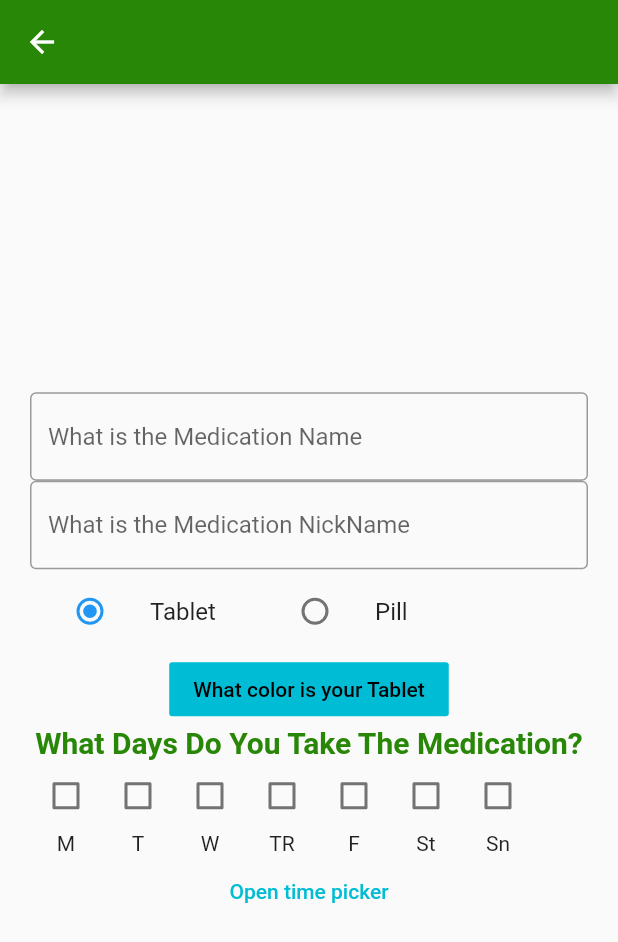
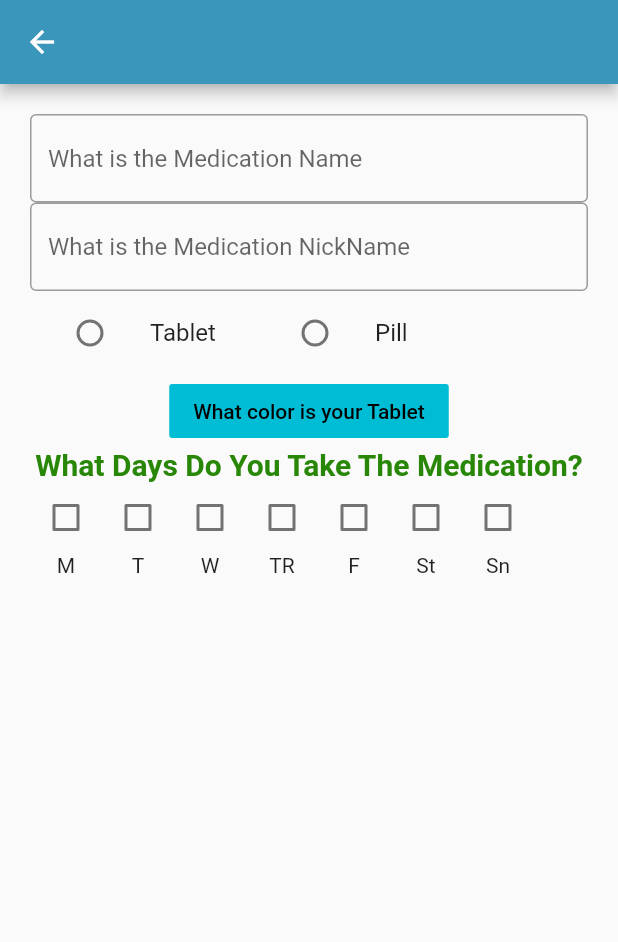
Before and after one commit to moahmmed199898/MedicalReminder, a Flutter app: the screen it shows after launch, on a phone screen of 412 x 824 dp. Shown: the top 942 px of the screen. Run offline on Flutter 3.47's test engine with Material 2 defaults, Android fonts, the phone set to English and light mode, and no system bars; our stand-ins replace firebase_auth, firebase_core, flutter_signin_button, font_awesome_flutter, google_sign_in, rive; missing offline and left inert: o_color_picker; accounts and stored records are empty; statements that could not run were skipped.

Commit message:
Adding background to the Add screen

```diff
--- a/lib/Components/Days_Picker.dart
+++ b/lib/Components/DaysPicker/Days_Picker.dart
@@ -1,6 +1,6 @@
 import 'package:flutter/material.dart';
 
-import 'DaysPicker/Vertical_Checkbox_Tile.dart';
+import 'Vertical_Checkbox_Tile.dart';
 
 class DaysPicker extends StatefulWidget{
   final void Function(List<String>) callback;
--- a/lib/Components/MedicationCard/Medication_Card_Maker.dart
+++ b/lib/Components/MedicationCard/Medication_Card_Maker.dart
@@ -17,7 +17,6 @@ class MedicationCardMaker extends StatelessWidget {
 
   MedicationCardMaker(this.medications) {
     medName = medications.medNickName;
-    //TODO: implement when the next med is due
     subText = _timeStringGenerator(medications.medInterval);
     if(medications.medType == "T") icon = FontAwesomeIcons.tablets; else icon = FontAwesomeIcons.capsules;
     iconColor = Color.fromRGBO(medications.medColor.r, medications.medColor.g, medications.medColor.b, 1);
--- /dev/null
+++ b/lib/Components/Tablet_Pill_Picker.dart
@@ -0,0 +1,51 @@
+import 'package:flutter/material.dart';
+
+class TabletPillPicker extends StatefulWidget {
+  void Function(String) callback;
+
+  TabletPillPicker(this.callback);
+
+  _TabletPillPicker createState() => _TabletPillPicker();
+}
+
+class _TabletPillPicker extends State<TabletPillPicker> {
+  String _medType;
+  void _radioOnChangeHandler(String value) {
+    setState(() {
+      _medType = value;
+    });
+    widget.callback(value);
+  }
+
+
+  @override
+  Widget build(BuildContext context) {
+    return Row(
+      children: [
+        Container(
+          width: 150,
+          child: ListTile(
+            title: Text("Tablet"),
+            leading: Radio(
+              value: "Tablet",
+              groupValue: _medType,
+              onChanged: _radioOnChangeHandler,
+            ),
+          ),
+        ),
+        Container(
+          width: 200,
+          child: ListTile(
+            title: Text("Pill"),
+            leading: Radio(
+              value: "Pill",
+              groupValue: _medType,
+              onChanged: _radioOnChangeHandler,
+            ),
+          ),
+        )
+      ],
+    );
+  }
+
+}
--- a/lib/Pages/Add_Page.dart
+++ b/lib/Pages/Add_Page.dart
@@ -1,10 +1,11 @@
 import 'package:flutter/material.dart';
-import 'package:day_night_time_picker/day_night_time_picker.dart';
+import 'package:medical_reminder/Components/Background_Animation.dart';
 
 
 import 'package:medical_reminder/Components/Color_Picker.dart';
-import 'package:medical_reminder/Components/Days_Picker.dart';
+import 'file:///C:/Users/aspas/StudioProjects/MedicalReminder/lib/Components/DaysPicker/Days_Picker.dart';
 import 'package:medical_reminder/Components/Input_Box.dart';
+import 'package:medical_reminder/Components/Tablet_Pill_Picker.dart';
 
 class AddPage extends StatefulWidget {
   @override
@@ -25,7 +26,7 @@ class _AddPage extends State<AddPage> {
     });
   }
 
-  void _radioOnChangeHandler(String string) {
+  void _medTypeOnChangeHandler(String string) {
     setState(() {
       _medType = string;
     });
@@ -51,69 +52,28 @@ class _AddPage extends State<AddPage> {
   Widget build(BuildContext context) {
     return Scaffold(
         appBar: AppBar(
-          backgroundColor: Color.fromRGBO(41, 135, 8, 1),
+          backgroundColor: Color.fromRGBO(58, 151, 187, 1),
         ),
-        body: Center(
-          child: SingleChildScrollView(
+        body: Stack(
+            children: [
+              BackgroundAnimation(),
+          SingleChildScrollView(
 
-              child: Container(
+              child:Container(
                       margin: EdgeInsets.all(20),
                       child: Column(
                         children: [
                           InputBox("What is the Medication Name", (String string) => print(string)),
                           InputBox("What is the Medication NickName", (String string) => print(string)),
-                        Row(
-                          children: [
-                            Container(
-                              width: 150,
-                              child: ListTile(
-                                title: Text("Tablet"),
-                                leading: Radio(
-                                  value: "Tablet",
-                                  groupValue: _medType,
-                                  onChanged: _radioOnChangeHandler,
-                                ),
-                              ),
-                            ),
-                            Container(
-                              width: 200,
-                              child: ListTile(
-                                title: Text("Pill"),
-                                leading: Radio(
-                                  value: "Pill",
-                                  groupValue: _medType,
-                                  onChanged: _radioOnChangeHandler,
-                                ),
-                              ),
-                            )
-                          ],
-                        ),
+                          TabletPillPicker(_medTypeOnChangeHandler),
                           ColorPicker("What color is your $_medType", _colorPickerOnChangeHandler),
                           Text("What Days Do You Take The Medication?", style: TextStyle(color: Color.fromRGBO(41, 135, 8, 1), fontWeight: FontWeight.bold, fontSize: 20)),
                           DaysPicker(_onDayCheckedHandler),
-                        FlatButton(
-                          onPressed: () {
-                            Navigator.of(context).push(
-                              showPicker(
-                                context: context,
-                                value: _time,
-                                onChange: _onTimeChangedHandler,
-                              ),
-                            );
-                          },
-                          child: Text(
-                            "Open time picker",
-                            style: TextStyle(color: Colors.cyan),
-                          ),
-                        ),
-
                         ],
-
-
-
                       )
                   )
-          ),
-        ));
+              )],
+          )
+        );
   }
 }
--- a/lib/main.dart
+++ b/lib/main.dart
@@ -1,4 +1,5 @@
 import 'package:flutter/material.dart';
+import 'package:medical_reminder/Components/Background_Animation.dart';
 import 'package:medical_reminder/Pages/Add_Page.dart';
 import 'package:medical_reminder/Pages/Auth_page.dart';
 
@@ -12,6 +13,7 @@ void main() => runApp(MaterialApp(
         "/": (context) => HomePage(),
         "/CurrentHealth" : (context) => CurrentHealthPage(),
         "/auth": (context) => AuthPage(),
-        "/add": (context) => AddPage()
+        "/add": (context) => AddPage(),
+        "/test": (context) => BackgroundAnimation()
       },
     ));
--- a/pubspec.yaml
+++ b/pubspec.yaml
@@ -30,7 +30,7 @@ dependencies:
   font_awesome_flutter: "^8.10.0"
   flutter_signin_button: "^1.1.0"
   o_color_picker: "^0.1.0"
-  day_night_time_picker: "0.3.0"
+  rive: ^0.6.2
 
 
   # The following adds the Cupertino Icons font to your application.
@@ -53,8 +53,8 @@ flutter:
   uses-material-design: true
 
   # To add assets to your application, add an assets section, like this:
-  # assets:
-  #   - images/a_dot_burr.jpeg
+  assets:
+    - assets/sky_animation.riv
   #   - images/a_dot_ham.jpeg
 
   # An image asset can refer to one or more resolution-specific "variants", see
```
Also changed, not shown: lib/Components/Background_Animation.dart (added, +70 -0 lines), pubspec.lock, 2 other files. Lines whose indentation alone changed are shown as unchanged.
